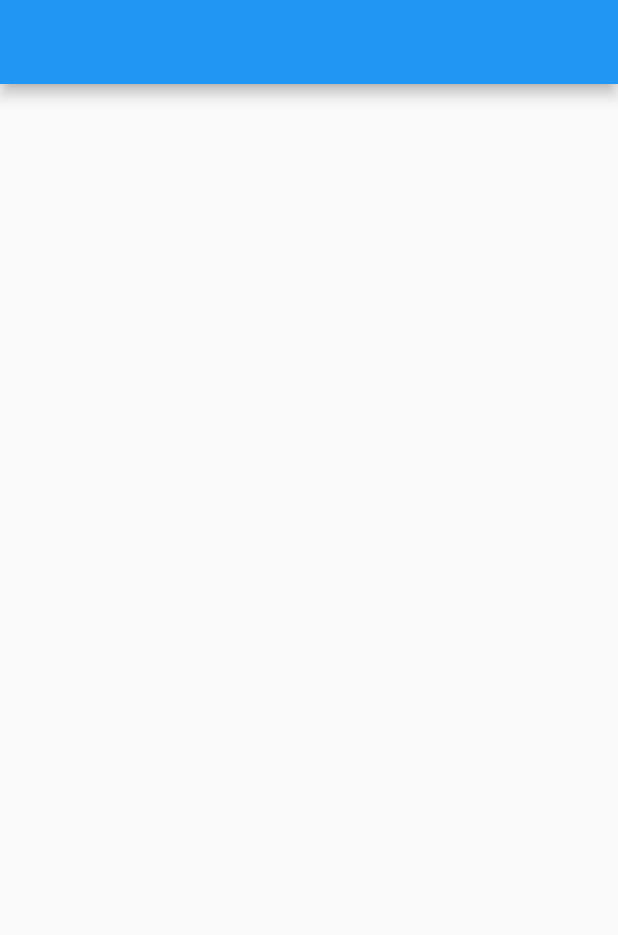
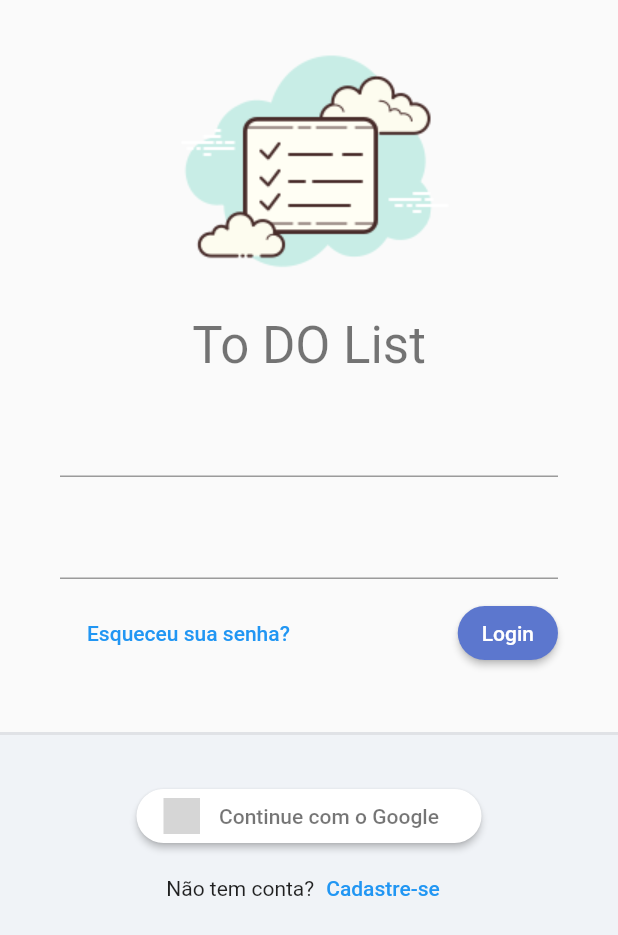
Before and after one commit to marllondavid/todolist, a Flutter app: the screen it shows after launch, on a phone screen of 412 x 824 dp. Shown: the top 935 px of the screen. Run offline on Flutter 3.47's test engine with Material 2 defaults, Android fonts, the phone set to English and light mode, and no system bars; our stand-ins replace flutter_signin_button, google_fonts, sqflite, sqflite_common, synchronized; accounts and stored records are empty; Roboto replaces fonts that are missing (Mandali); grey boxes are pictures that could not be loaded.

Commit message:
loginpage

```diff
--- a/lib/app/app_widget.dart
+++ b/lib/app/app_widget.dart
@@ -1,5 +1,7 @@
 import 'package:flutter/material.dart';
 import 'package:todolist/app/core/database/sql_adm_connection.dart';
+import 'package:todolist/app/core/ui/todo_list_ui_config.dart';
+import 'package:todolist/app/modules/auth/auth_module.dart';
 import 'package:todolist/app/modules/splash/splash_page.dart';
 
 class AppWidget extends StatefulWidget {
@@ -26,9 +28,14 @@ class _AppWidgetState extends State<AppWidget> {
 
   @override
   Widget build(BuildContext context) {
-    return const MaterialApp(
+    return MaterialApp(
       title: 'To do List',
-      home: SplashPage(),
+      initialRoute: '/login',
+      theme: TodoListUiConfig.theme,
+      routes: {
+        ...AuthModule().routers,
+      },
+      home: const SplashPage(),
     );
   }
 }
--- /dev/null
+++ b/lib/app/core/modules/todo_list_module.dart
@@ -0,0 +1,26 @@
+import 'package:flutter/material.dart';
+import 'package:provider/single_child_widget.dart';
+import 'package:todolist/app/core/modules/todo_list_page.dart';
+
+abstract class TodoListModule {
+  final Map<String, WidgetBuilder> _routers;
+  final List<SingleChildWidget>? _bindings;
+
+  TodoListModule(
+      {List<SingleChildWidget>? bindings,
+      required Map<String, WidgetBuilder> routers})
+      : _routers = routers,
+        _bindings = bindings;
+
+  Map<String, WidgetBuilder> get routers {
+    return _routers.map(
+      (key, pageBuilder) => MapEntry(
+        key,
+        (_) => TodoListPage(
+          bindings: _bindings,
+          page: pageBuilder,
+        ),
+      ),
+    );
+  }
+}
--- /dev/null
+++ b/lib/app/core/modules/todo_list_page.dart
@@ -0,0 +1,31 @@
+import 'package:flutter/material.dart';
+import 'package:provider/provider.dart';
+import 'package:provider/single_child_widget.dart';
+
+class TodoListPage extends StatelessWidget {
+  final List<SingleChildWidget>? _bindings;
+  final WidgetBuilder _page;
+
+  const TodoListPage({
+    Key? key,
+    List<SingleChildWidget>? bindings,
+    required WidgetBuilder page,
+  })  : _bindings = bindings,
+        _page = page,
+        super(key: key);
+
+  @override
+  Widget build(BuildContext context) {
+    return MultiProvider(
+      providers: _bindings ??
+          [
+            Provider(
+              create: (_) => Object(),
+            ),
+          ],
+      child: Builder(
+        builder: (context) => _page(context),
+      ),
+    );
+  }
+}
--- /dev/null
+++ b/lib/app/core/ui/theme_extension.dart
@@ -0,0 +1,13 @@
+import 'package:flutter/material.dart';
+
+extension ThemeExtension on BuildContext {
+  Color get primaryColor => Theme.of(this).primaryColor;
+  Color get primaryColorLight => Theme.of(this).primaryColorLight;
+  TextTheme get textTheme => Theme.of(this).textTheme;
+
+  TextStyle get titleStyle => const TextStyle(
+        fontSize: 12,
+        fontWeight: FontWeight.bold,
+        color: Colors.grey,
+      );
+}
--- /dev/null
+++ b/lib/app/core/ui/todo_list_ui_config.dart
@@ -0,0 +1,16 @@
+import 'package:flutter/material.dart';
+import 'package:google_fonts/google_fonts.dart';
+
+class TodoListUiConfig {
+  TodoListUiConfig._();
+
+  static ThemeData get theme => ThemeData(
+        textTheme: GoogleFonts.mandaliTextTheme(),
+        primaryColor: const Color(0xff5C77CE),
+        elevatedButtonTheme: ElevatedButtonThemeData(
+          style: ElevatedButton.styleFrom(
+            backgroundColor: const Color(0xff5C77CE),
+          ),
+        ),
+      );
+}
--- /dev/null
+++ b/lib/app/core/widget/todo_list_logo.dart
@@ -0,0 +1,23 @@
+import 'package:flutter/material.dart';
+import 'package:todolist/app/core/ui/theme_extension.dart';
+
+class TodoListLogo extends StatelessWidget {
+  const TodoListLogo({super.key});
+
+  @override
+  Widget build(BuildContext context) {
+    return Column(
+      mainAxisAlignment: MainAxisAlignment.center,
+      children: [
+        Image.asset(
+          'assets/logo.png',
+          height: 200,
+        ),
+        Text(
+          'To DO List',
+          style: context.textTheme.headlineMedium,
+        ),
+      ],
+    );
+  }
+}
--- /dev/null
+++ b/lib/app/modules/auth/auth_module.dart
@@ -0,0 +1,18 @@
+import 'package:provider/provider.dart';
+import 'package:todolist/app/core/modules/todo_list_module.dart';
+import 'package:todolist/app/modules/auth/login/login_controller.dart';
+import 'package:todolist/app/modules/auth/login/login_page.dart';
+
+class AuthModule extends TodoListModule {
+  AuthModule()
+      : super(
+          bindings: [
+            ChangeNotifierProvider(
+              create: (_) => LoginController(),
+            ),
+          ],
+          routers: {
+            '/login': (context) => const LoginPage(),
+          },
+        );
+}
--- /dev/null
+++ b/lib/app/modules/auth/login/login_controller.dart
@@ -0,0 +1,3 @@
+import 'package:flutter/material.dart';
+
+class LoginController extends ChangeNotifier {}
--- /dev/null
+++ b/lib/app/modules/auth/login/login_page.dart
@@ -0,0 +1,119 @@
+import 'package:flutter/material.dart';
+import 'package:flutter_signin_button/button_view.dart';
+import 'package:flutter_signin_button/flutter_signin_button.dart';
+import 'package:todolist/app/core/widget/todo_list_logo.dart';
+
+class LoginPage extends StatelessWidget {
+  const LoginPage({super.key});
+
+  @override
+  Widget build(BuildContext context) {
+    return Scaffold(
+      body: LayoutBuilder(
+        builder: (context, constraints) {
+          return SingleChildScrollView(
+            child: ConstrainedBox(
+              constraints: BoxConstraints(
+                minHeight: constraints.maxHeight,
+                minWidth: constraints.maxWidth,
+              ),
+              child: IntrinsicHeight(
+                  child: Column(
+                mainAxisSize: MainAxisSize.min,
+                children: [
+                  const SizedBox(height: 10),
+                  const TodoListLogo(),
+                  Padding(
+                    padding: const EdgeInsets.symmetric(
+                      horizontal: 40,
+                      vertical: 20,
+                    ),
+                    child: Form(
+                      child: Column(
+                        children: [
+                          TextFormField(),
+                          const SizedBox(
+                            height: 20,
+                          ),
+                          TextFormField(),
+                          const SizedBox(
+                            height: 10,
+                          ),
+                          Row(
+                            mainAxisAlignment: MainAxisAlignment.spaceBetween,
+                            children: [
+                              TextButton(
+                                onPressed: () {},
+                                child: const Padding(
+                                  padding: EdgeInsets.all(10.0),
+                                  child: Text(
+                                    'Esqueceu sua senha?',
+                                  ),
+                                ),
+                              ),
+                              ElevatedButton(
+                                onPressed: () {},
+                                style: ElevatedButton.styleFrom(
+                                  shape: RoundedRectangleBorder(
+                                    borderRadius: BorderRadius.circular(20),
+                                  ),
+                                ),
+                                child: const Text('Login'),
+                              ),
+                            ],
+                          )
+                        ],
+                      ),
+                    ),
+                  ),
+                  const SizedBox(
+                    height: 20,
+                  ),
+                  Expanded(
+                    child: Container(
+                      decoration: BoxDecoration(
+                        color: const Color(0xffF0F3F7),
+                        border: Border(
+                          top: BorderSide(
+                            width: 2,
+                            color: Colors.grey.withAlpha(50),
+                          ),
+                        ),
+                      ),
+                      child: Column(
+                        children: [
+                          const SizedBox(
+                            height: 30,
+                          ),
+                          SignInButton(
+                            Buttons.Google,
+                            text: 'Continue com o Google',
+                            padding: const EdgeInsets.all(5),
+                            shape: OutlineInputBorder(
+                              borderRadius: BorderRadius.circular(30),
+                              borderSide: BorderSide.none,
+                            ),
+                            onPressed: () {},
+                          ),
+                          Row(
+                            mainAxisAlignment: MainAxisAlignment.center,
+                            children: [
+                              const Text('Não tem conta?'),
+                              TextButton(
+                                  onPressed: () {},
+                                  child: const Text('Cadastre-se'))
+                            ],
+                          )
+                        ],
+                      ),
+                    ),
+                  ),
+                ],
+              )),
+            ),
+          );
+        },
+      ),
+    );
+  }
+}
--- a/lib/app/modules/splash/splash_page.dart
+++ b/lib/app/modules/splash/splash_page.dart
@@ -7,9 +7,13 @@ class SplashPage extends StatelessWidget {
   Widget build(BuildContext context) {
     return Scaffold(
       appBar: AppBar(
-        title: const Text(''),
+        title: const Text('Splash'),
       ),
-      body: Container(),
+      body: Center(
+        child: ElevatedButton(
+            onPressed: () => Navigator.of(context).pushNamed('/login'),
+            child: const Text('LOGIN')),
+      ),
     );
   }
 }
```
Also changed, not shown: pubspec.yaml (+5 -3 lines), assets/logo.png (added), pubspec.lock, 3 other files.
